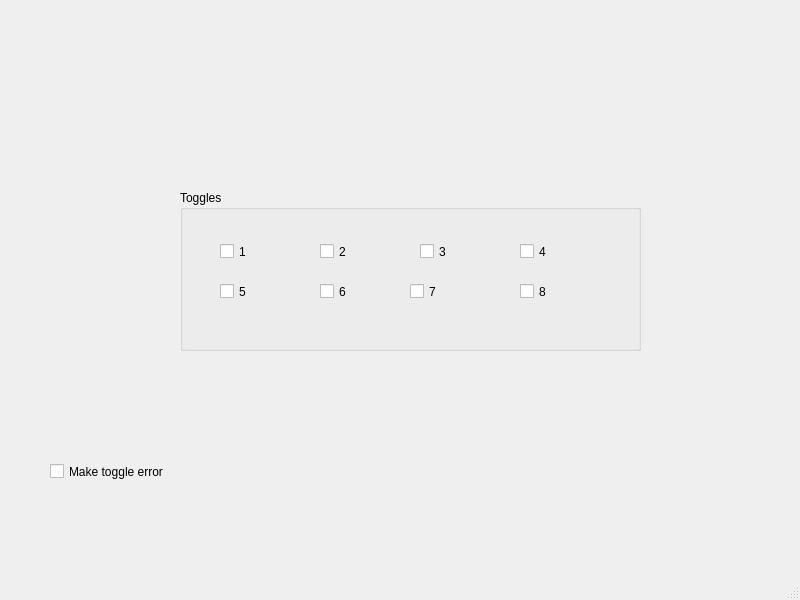
Above: server/server.ui from ThatsRightImKiryu/CNIIAG-Practice before the change. Below: the same form after it.
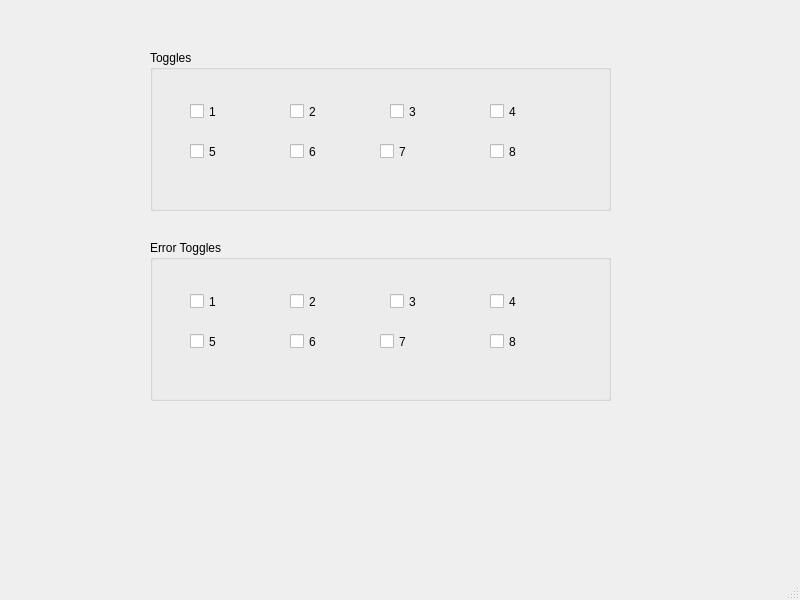
That is the form after the change.

Commit message: reorder classes; rename classes; try to compress 8 to 7 bits; but error with bytetotoggles

Diff of the .ui file:
```diff
--- a/server/server.ui
+++ b/server/server.ui
@@ -17,8 +17,8 @@
    <widget class="QGroupBox" name="groupBox">
     <property name="geometry">
      <rect>
-      <x>180</x>
-      <y>190</y>
+      <x>150</x>
+      <y>50</y>
       <width>461</width>
       <height>161</height>
      </rect>
@@ -131,18 +131,122 @@
      </property>
     </widget>
    </widget>
-   <widget class="QCheckBox" name="toggleErrorCheckBox">
+   <widget class="QGroupBox" name="groupBox_err">
     <property name="geometry">
      <rect>
-      <x>50</x>
-      <y>460</y>
-      <width>151</width>
-      <height>23</height>
+      <x>150</x>
+      <y>240</y>
+      <width>461</width>
+      <height>161</height>
      </rect>
     </property>
-    <property name="text">
-     <string>Make toggle error</string>
+    <property name="title">
+     <string>Error Toggles</string>
     </property>
+    <widget class="QCheckBox" name="checkBox_33">
+     <property name="geometry">
+      <rect>
+       <x>40</x>
+       <y>50</y>
+       <width>92</width>
+       <height>23</height>
+      </rect>
+     </property>
+     <property name="text">
+      <string>1</string>
+     </property>
+    </widget>
+    <widget class="QCheckBox" name="checkBox_34">
+     <property name="geometry">
+      <rect>
+       <x>140</x>
+       <y>50</y>
+       <width>92</width>
+       <height>23</height>
+      </rect>
+     </property>
+     <property name="text">
+      <string>2</string>
+     </property>
+    </widget>
+    <widget class="QCheckBox" name="checkBox_35">
+     <property name="geometry">
+      <rect>
+       <x>240</x>
+       <y>50</y>
+       <width>92</width>
+       <height>23</height>
+      </rect>
+     </property>
+     <property name="text">
+      <string>3</string>
+     </property>
+    </widget>
+    <widget class="QCheckBox" name="checkBox_36">
+     <property name="geometry">
+      <rect>
+       <x>340</x>
+       <y>50</y>
+       <width>92</width>
+       <height>23</height>
+      </rect>
+     </property>
+     <property name="text">
+      <string>4</string>
+     </property>
+    </widget>
+    <widget class="QCheckBox" name="checkBox_37">
+     <property name="geometry">
+      <rect>
+       <x>40</x>
+       <y>90</y>
+       <width>92</width>
+       <height>23</height>
+      </rect>
+     </property>
+     <property name="text">
+      <string>5</string>
+     </property>
+    </widget>
+    <widget class="QCheckBox" name="checkBox_38">
+     <property name="geometry">
+      <rect>
+       <x>140</x>
+       <y>90</y>
+       <width>92</width>
+       <height>23</height>
+      </rect>
+     </property>
+     <property name="text">
+      <string>6</string>
+     </property>
+    </widget>
+    <widget class="QCheckBox" name="checkBox_39">
+     <property name="geometry">
+      <rect>
+       <x>230</x>
+       <y>90</y>
+       <width>92</width>
+       <height>23</height>
+      </rect>
+     </property>
+     <property name="text">
+      <string>7</string>
+     </property>
+    </widget>
+    <widget class="QCheckBox" name="checkBox_40">
+     <property name="geometry">
+      <rect>
+       <x>340</x>
+       <y>90</y>
+       <width>92</width>
+       <height>23</height>
+      </rect>
+     </property>
+     <property name="text">
+      <string>8</string>
+     </property>
+    </widget>
    </widget>
   </widget>
   <widget class="QMenuBar" name="menubar">
```
The commit also changes 29 other files.
